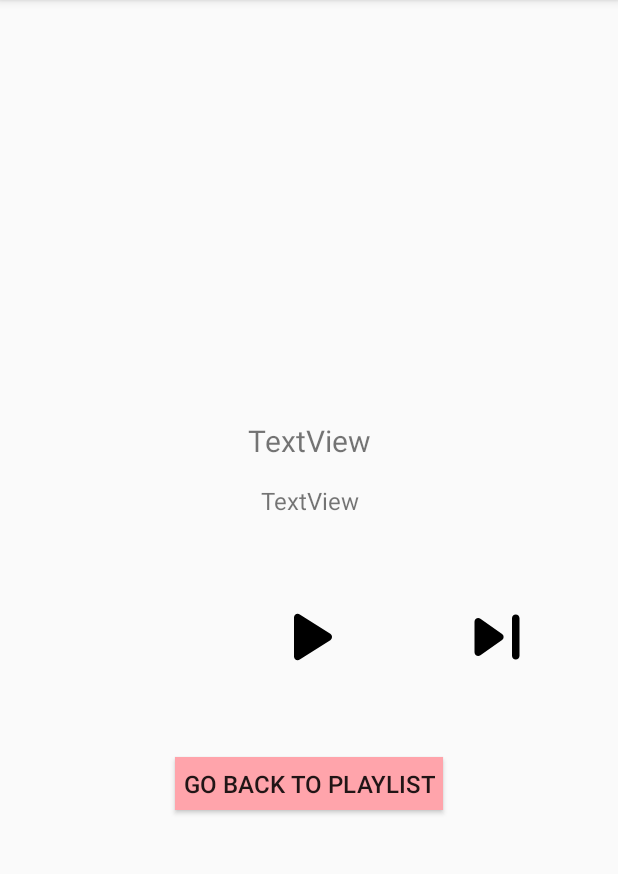
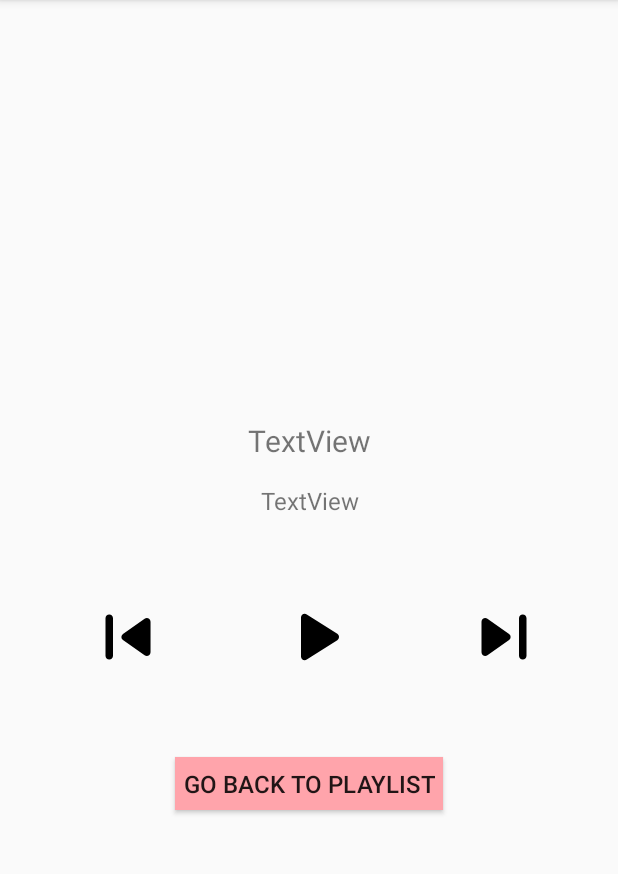
Before and after one commit to gracewainaina/Musicca, an Android app: the SongPlaylistActivity screen opened directly, with no data from a screen before it, after a tap on an icon or button, on a phone screen of 412 x 824 dp, the part 84-958 px from its top. Run offline under Robolectric (Android 15) with nearby library versions, the phone set to English and light mode, and no system bars; libraries missing offline, so code that uses them is left out: com.parse, com.spotify.android; pictures from the network do not load.

Commit message:
user can now play/pause each song and resume playing, even after clicking next/ previous song

```diff
--- a/Musicca/app/src/main/java/com/example/musicca/activities/SongPlaylistActivity.java
+++ b/Musicca/app/src/main/java/com/example/musicca/activities/SongPlaylistActivity.java
@@ -35,11 +35,8 @@
 public class SongPlaylistActivity extends AppCompatActivity {
 
     private static final String EXTRA_PLAYLISTOBJECTID = "playlistobjectid";
-    private static final String EXTRA_SONGOBJECTID = "songObjectid";
-    private static final String EXTRA_ALBUMICONURL = "albumiconurl";
-    private static final String EXTRA_SONGTITLE = "songtitle";
-    private static final String EXTRA_SONGARTIST = "songartist";
-
+    public static final String EXTRA_CURRENT_SONG_POSITION = "currentSongPosition";
+    public static final String EXTRA_SONG_LIST = "songList";
 
     private static final String TAG = "Play Song";
 
@@ -55,13 +52,15 @@
     private ImageView ivNext;
     private Button btnReturnPlaylist;
 
-    private String albumUrl;
     private String playlistObjectId;
-    private String songObjectId;
 
     private static final String CLIENT_ID = "22793b7728c54470b8d117506f9574c5";
     private static final String REDIRECT_URI = "com.musicca://callback";
     private SpotifyAppRemote mSpotifyAppRemote;
+
+    // boolean to determine is song is being played for the first time, on resume or on pause
+    private boolean isPlay = false;
+    private boolean isPaused = false;
 
     private static final int REQUEST_CODE = 1337;
 
@@ -85,25 +84,36 @@
         ivPlayPause = findViewById(R.id.ivPlayPause);
         ivNext = findViewById(R.id.ivNext);
 
-        sortedSongObjectIds = getIntent().getStringArrayListExtra("songList");
-        songPosition = getIntent().getIntExtra("currentSongPosition", 0);
+        songPosition = getIntent().getIntExtra(EXTRA_CURRENT_SONG_POSITION, 0);
+        sortedSongObjectIds = getIntent().getStringArrayListExtra(EXTRA_SONG_LIST);
+        playlistObjectId = getIntent().getStringExtra(EXTRA_PLAYLISTOBJECTID);
 
         setSongView();
-
-//        songObjectId = getIntent().getStringExtra(EXTRA_SONGOBJECTID);
-//        playlistObjectId = getIntent().getStringExtra(EXTRA_PLAYLISTOBJECTID);
-//
-//        albumUrl = getIntent().getStringExtra(EXTRA_ALBUMICONURL);
-//        Glide.with(this).load(albumUrl).into(ivAlbum);
-//
-//        tvTitle.setText(getIntent().getStringExtra(EXTRA_SONGTITLE));
-//        tvArtist.setText(getIntent().getStringExtra(EXTRA_SONGARTIST));
 
         ivPlayPause.setOnClickListener(new View.OnClickListener() {
             @Override
             public void onClick(View view) {
-                playSong();
-                ivPlayPause.setImageResource(R.drawable.pauseicon);
+
+                // play for the first time
+                if (!isPaused && !isPlay) {
+                    playSong();
+                    ivPlayPause.setImageResource(R.drawable.pauseicon);
+                    isPlay = true;
+
+                    // pause song
+                } else if (!isPaused && isPlay) {
+                    pauseSong();
+                    ivPlayPause.setImageResource(R.drawable.playicon);
+                    isPlay = false;
+                    isPaused = true;
+
+                    // resume song after playing
+                } else if (isPaused && !isPlay) {
+                    resumeSong();
+                    ivPlayPause.setImageResource(R.drawable.pauseicon);
+                    isPaused = false;
+                    isPlay = true;
+                }
             }
         });
 
@@ -111,10 +121,8 @@
             @Override
             public void onClick(View view) {
                 if (songPosition == 0) {
-                    Toast toast= Toast.makeText(SongPlaylistActivity.this, "This is the first song!", Toast.LENGTH_SHORT);
-                    ivPrevious.setVisibility(View.GONE);
-                }
-                else{
+                    Toast.makeText(SongPlaylistActivity.this, "This is the first song!", Toast.LENGTH_SHORT).show();
+                } else{
                     songPosition--;
                     setSongView();
                 }
@@ -124,11 +132,10 @@
         ivNext.setOnClickListener(new View.OnClickListener() {
             @Override
             public void onClick(View view) {
+                Toast.makeText(SongPlaylistActivity.this, "Clicked!", Toast.LENGTH_SHORT);
                 if (songPosition == sortedSongObjectIds.size()-1) {
-                    Toast toast= Toast.makeText(SongPlaylistActivity.this, "This is the last song!", Toast.LENGTH_SHORT);
-                    ivNext.setVisibility(View.GONE);
-                }
-                else{
+                    Toast.makeText(SongPlaylistActivity.this, "This is the last song!", Toast.LENGTH_SHORT).show();
+                } else{
                     songPosition++;
                     setSongView();
                 }
@@ -157,13 +164,37 @@
                         tvArtist.setText(song.getArtist());
                         songSpotifyId = song.getSpotifyId();
 
+                        // grey out previous icon if it is the first item in the list
+                        if (songPosition == 0) {
+                            ivPrevious.setImageResource(R.drawable.previcon_grey);
+                        } else {
+                            ivPrevious.setImageResource(R.drawable.previcon);
+                        }
+                        // grey out next icon if it is the last item in the list
+                        if (songPosition == sortedSongObjectIds.size()-1) {
+                            ivNext.setImageResource(R.drawable.nexticon_grey);
+                        } else {
+                            ivNext.setImageResource(R.drawable.nexticon);
+                        }
+
+                        // if previous song was playing, start playing the next one too
+                        if (!isPaused && isPlay) {
+                            ivPlayPause.setImageResource(R.drawable.pauseicon);
+                            playSong();
+
+                            // previous song was not playing then do not auto start the next one
+                        } else {
+                            isPaused = false;
+                            isPlay = false;
+                            ivPlayPause.setImageResource(R.drawable.playicon);
+                        }
+
                     } else {
                         Toast.makeText(SongPlaylistActivity.this, "Error showing song!", Toast.LENGTH_SHORT).show();
                     }
                 }
             });
         }
-
     }
 
     private void gotoPlaylist() {
@@ -185,31 +216,20 @@
                         // Now you can start interacting with App Remote
                         mSpotifyAppRemote.getPlayerApi().play("spotify:track:" + songSpotifyId);
                     }
-
                     @Override
                     public void onFailure(Throwable throwable) {
                         Log.e(TAG, throwable.getMessage(), throwable);
                         Toast.makeText(SongPlaylistActivity.this, "Error playing song!", Toast.LENGTH_SHORT).show();
                     }
                 });
+    }
 
+    private void resumeSong() {
+        mSpotifyAppRemote.getPlayerApi().resume();
+    }
 
-
-//        ParseQuery<Song> query = ParseQuery.getQuery(Song.class);
-//        // Execute the query to find the object with ID
-//        query.getInBackground(songObjectId, new GetCallback<Song>() {
-//            @Override
-//            public void done(Song song, com.parse.ParseException e) {
-//                if (e == null) {
-//                    String spotifyID = song.getSpotifyId();
-//
-//
-//                } else {
-//                    Log.d(TAG, "play song not found!");
-//                    Toast.makeText(SongPlaylistActivity.this, "Error playing song!", Toast.LENGTH_SHORT).show();
-//                }
-//            }
-//        });
+    private void pauseSong() {
+        mSpotifyAppRemote.getPlayerApi().pause();
     }
 
     @Override
--- /dev/null
+++ b/Musicca/app/src/main/res/drawable/nexticon_grey.xml
@@ -0,0 +1,9 @@
+<vector xmlns:android="http://schemas.android.com/apk/res/android"
+    android:width="24dp"
+    android:height="24dp"
+    android:viewportWidth="24"
+    android:viewportHeight="24">
+    <path
+        android:fillColor="#C0C0C0"
+        android:pathData="M7.58,16.89l5.77,-4.07c0.56,-0.4 0.56,-1.24 0,-1.63L7.58,7.11C6.91,6.65 6,7.12 6,7.93v8.14c0,0.81 0.91,1.28 1.58,0.82zM16,7v10c0,0.55 0.45,1 1,1s1,-0.45 1,-1V7c0,-0.55 -0.45,-1 -1,-1s-1,0.45 -1,1z"/>
+</vector>
--- /dev/null
+++ b/Musicca/app/src/main/res/drawable/previcon_grey.xml
@@ -0,0 +1,9 @@
+<vector xmlns:android="http://schemas.android.com/apk/res/android"
+    android:width="24dp"
+    android:height="24dp"
+    android:viewportWidth="24"
+    android:viewportHeight="24">
+    <path
+        android:fillColor="#C0C0C0"
+        android:pathData="M7,6c0.55,0 1,0.45 1,1v10c0,0.55 -0.45,1 -1,1s-1,-0.45 -1,-1L6,7c0,-0.55 0.45,-1 1,-1zM10.66,12.82l5.77,4.07c0.66,0.47 1.58,-0.01 1.58,-0.82L18.01,7.93c0,-0.81 -0.91,-1.28 -1.58,-0.82l-5.77,4.07c-0.57,0.4 -0.57,1.24 0,1.64z"/>
+</vector>
```
Also changed, not shown: Musicca/app/src/main/java/com/example/musicca/adapters/CurrentPlaylistAdapter.java (+6 -27 lines).
